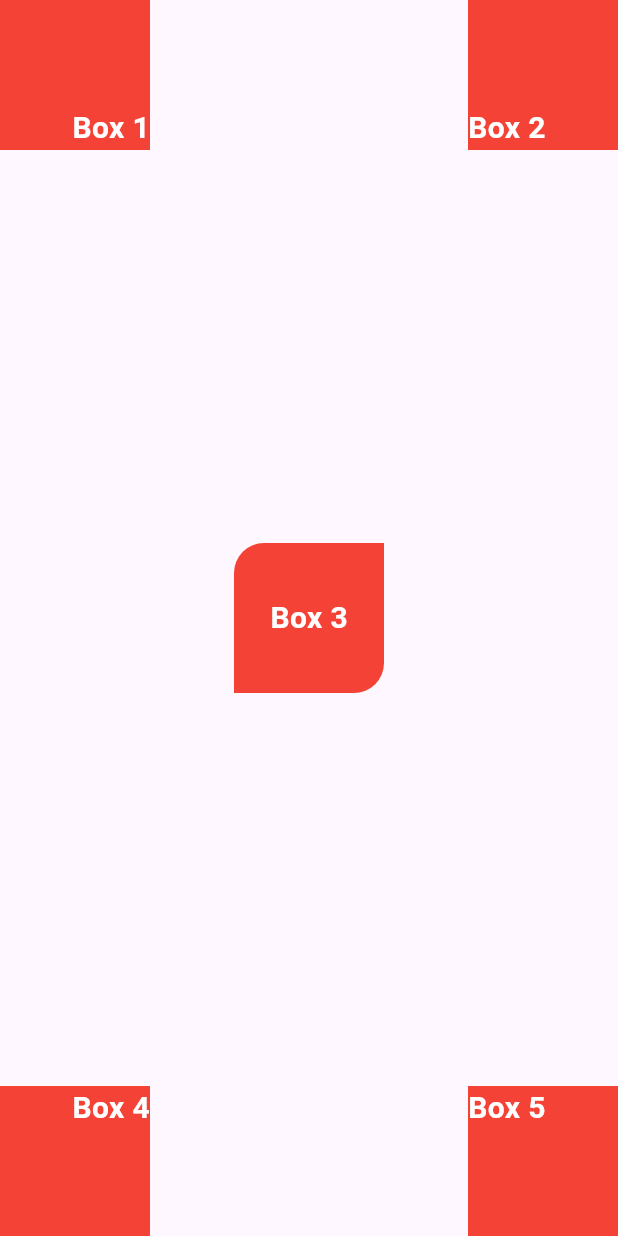
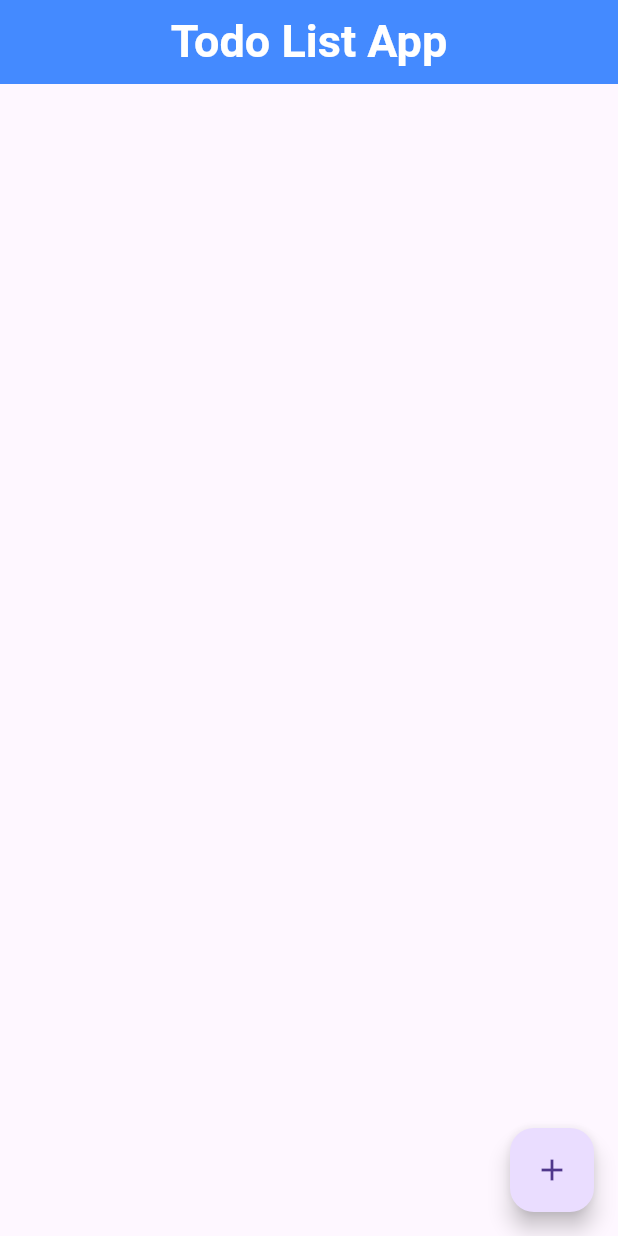
Before and after one commit to HaoNguyenDev/LearnFlutter, a Flutter app: the screen it shows after launch, on a phone screen of 412 x 824 dp. Run offline on Flutter 3.47's test engine with Material 3 defaults, Android fonts, the phone set to English and light mode, and no system bars; our stand-ins replace dio.

Commit message:
Add todo app example

```diff
--- /dev/null
+++ b/learnflutter/lib/exercise/todo_app/model/task_item.dart
@@ -0,0 +1,8 @@
+import 'package:uuid/uuid.dart';
+
+class TaskItem {
+  String id = const Uuid().v4();
+  String taskName;
+  bool isCompleted;
+  TaskItem(this.taskName, this.isCompleted);
+}
--- /dev/null
+++ b/learnflutter/lib/exercise/todo_app/todo_list_app.dart
@@ -0,0 +1,78 @@
+import 'package:flutter/material.dart';
+import 'package:learnflutter/exercise/todo_app/model/task_item.dart';
+import 'package:learnflutter/exercise/todo_app/task_row_widget.dart';
+import 'package:learnflutter/exercise/todo_app/add_task_widget.dart';
+
+class TasklistApp extends StatefulWidget {
+  const TasklistApp({super.key});
+
+  @override
+  State<TasklistApp> createState() => _TasklistAppState();
+}
+
+class _TasklistAppState extends State<TasklistApp> {
+  final List<TaskItem> taskList = [];
+
+  //MARK: Add Task
+  void _addTask(TaskItem task) {
+    debugPrint('Add task: ${task.taskName}');
+    setState(() {
+      taskList.add(task);
+    });
+    debugPrint('Task list length: ${taskList.length}');
+  }
+
+  //MARK: Delete Task
+  void _deleteTask(String taskId) {
+    debugPrint('Delete task: $taskId');
+    setState(() {
+      taskList.removeWhere((task) => task.id == taskId);
+    });
+  }
+
+  @override
+  Widget build(BuildContext context) {
+    debugPrint('redraw ui');
+    return Scaffold(
+      appBar: AppBar(
+        title: const Text(
+          'Todo List App',
+          style: TextStyle(
+            color: Colors.white,
+            fontSize: 30,
+            fontWeight: FontWeight.bold,
+          ),
+        ),
+        centerTitle: true,
+        backgroundColor: Colors.blueAccent,
+      ),
+      body: SingleChildScrollView(
+        padding: EdgeInsets.all(10),
+        child: Column(
+          children: taskList
+              .map(
+                (task) => TaskRowWidget(
+                  taskItem: task,
+                  deleteTaskCallback: _deleteTask,
+                ),
+              )
+              .toList(),
+        )
+      ),
+      floatingActionButton: FloatingActionButton(
+        onPressed: () {
+          // Using a Builder to get a context with a MaterialApp ancestor
+          showModalBottomSheet(
+            isScrollControlled: true,
+            backgroundColor: Colors.white,
+            context: context,
+            builder: (BuildContext buildContext) {
+              return InputTaskWidget(addTaskCallback: _addTask);
+            },
+          );
+        },
+        child: Icon(Icons.add),
+      ),
+    );
+  }
+}
--- a/learnflutter/lib/main.dart
+++ b/learnflutter/lib/main.dart
@@ -1,8 +1,19 @@
 import 'package:flutter/material.dart';
 import 'package:learnflutter/learn_widget/widget_example_ui.dart';
-import 'package:learnflutter/exercise/design_square_on_ui.dart';
-
+import 'package:learnflutter/exercise/square_ui/design_square_on_ui.dart';
+import 'package:learnflutter/exercise/todo_app/todo_list_app.dart';
 
 void main() {
-  runApp(const DesignSquareOnUI());
+  runApp(const MyMainApp());
 }
+
+class MyMainApp extends StatelessWidget {
+  const MyMainApp({super.key});
+
+  @override
+  Widget build(BuildContext context) {
+    return MaterialApp(
+      home: TasklistApp(),
+    );
+  }
+}
--- a/learnflutter/pubspec.yaml
+++ b/learnflutter/pubspec.yaml
@@ -36,6 +36,8 @@ dependencies:
   cupertino_icons: ^1.0.8
   json_annotation: ^4.9.0
   dio: ^5.3.3
+  uuid: ^4.4.0
+  confirm_dialog: ^1.0.4
 
 dev_dependencies:
 
```
Also changed, not shown: learnflutter/lib/exercise/todo_app/add_task_widget.dart (added, +83 -0 lines), learnflutter/lib/exercise/todo_app/task_row_widget.dart (added, +54 -0 lines), learnflutter/lib/exercise/square_ui/design_square_on_ui.dart (renamed from learnflutter/lib/exercise/design_square_on_ui.dart).
